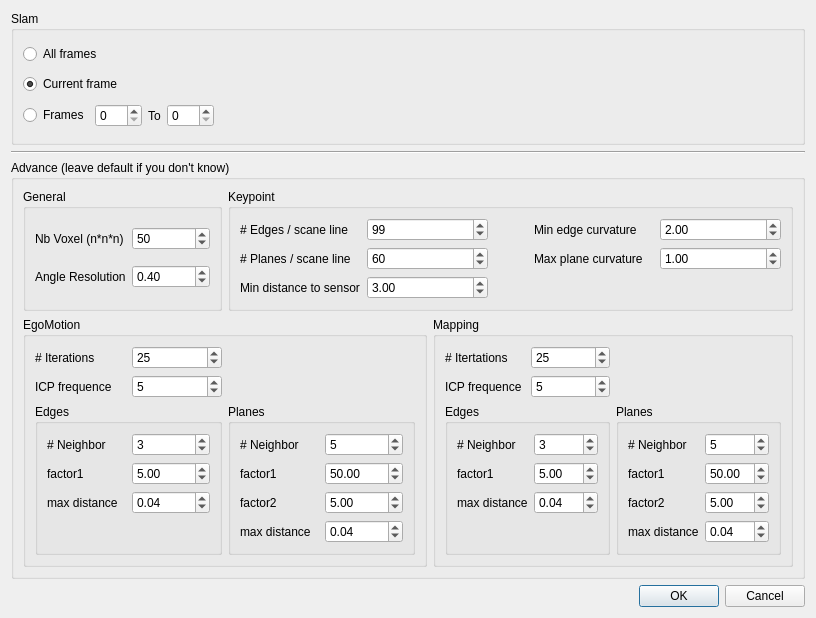
First picture: the form in VelodyneHDL/vvSlamConfigurationDialog.ui, repository Kitware/VeloView, before the edit.
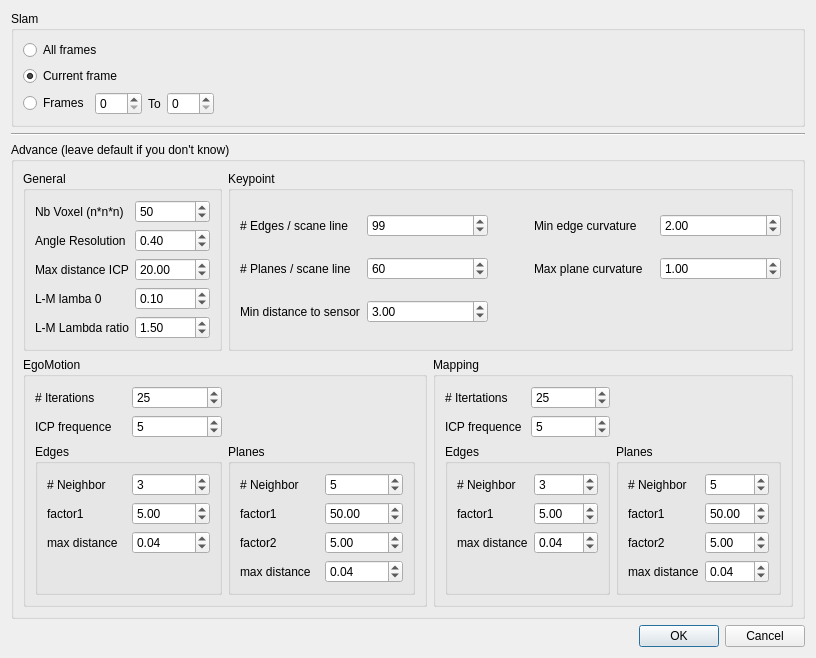
Second picture: the form after the edit.

Commit message: Refactoring and robustness improvement of the slam

```diff
--- a/VelodyneHDL/vvSlamConfigurationDialog.ui
+++ b/VelodyneHDL/vvSlamConfigurationDialog.ui
@@ -7,7 +7,7 @@
     <x>0</x>
     <y>0</y>
     <width>816</width>
-    <height>618</height>
+    <height>651</height>
    </rect>
   </property>
   <property name="windowTitle">
@@ -480,13 +480,6 @@
          <string>General</string>
         </property>
         <layout class="QGridLayout" name="gridLayout_11">
-         <item row="0" column="0">
-          <widget class="QLabel" name="label_8">
-           <property name="text">
-            <string>Nb Voxel (n*n*n)</string>
-           </property>
-          </widget>
-         </item>
          <item row="0" column="1">
           <widget class="QSpinBox" name="NbVoxel">
            <property name="maximum">
@@ -504,6 +497,37 @@
            </property>
           </widget>
          </item>
+         <item row="0" column="0">
+          <widget class="QLabel" name="label_8">
+           <property name="text">
+            <string>Nb Voxel (n*n*n)</string>
+           </property>
+          </widget>
+         </item>
+         <item row="3" column="0">
+          <widget class="QLabel" name="label_30">
+           <property name="text">
+            <string>L-M lamba 0</string>
+           </property>
+          </widget>
+         </item>
+         <item row="2" column="1">
+          <widget class="QDoubleSpinBox" name="MaxDistanceICP">
+           <property name="value">
+            <double>20.000000000000000</double>
+           </property>
+          </widget>
+         </item>
+         <item row="3" column="1">
+          <widget class="QDoubleSpinBox" name="Lambda0">
+           <property name="singleStep">
+            <double>0.100000000000000</double>
+           </property>
+           <property name="value">
+            <double>0.100000000000000</double>
+           </property>
+          </widget>
+         </item>
          <item row="1" column="0">
           <widget class="QLabel" name="label_3">
            <property name="text">
@@ -511,6 +535,27 @@
            </property>
           </widget>
          </item>
+         <item row="2" column="0">
+          <widget class="QLabel" name="label_29">
+           <property name="text">
+            <string>Max distance ICP</string>
+           </property>
+          </widget>
+         </item>
+         <item row="4" column="0">
+          <widget class="QLabel" name="label_31">
+           <property name="text">
+            <string>L-M Lambda ratio</string>
+           </property>
+          </widget>
+         </item>
+         <item row="4" column="1">
+          <widget class="QDoubleSpinBox" name="LambdaRatio">
+           <property name="value">
+            <double>1.500000000000000</double>
+           </property>
+          </widget>
+         </item>
         </layout>
        </widget>
       </item>
```
The commit also changes 5 other files.
